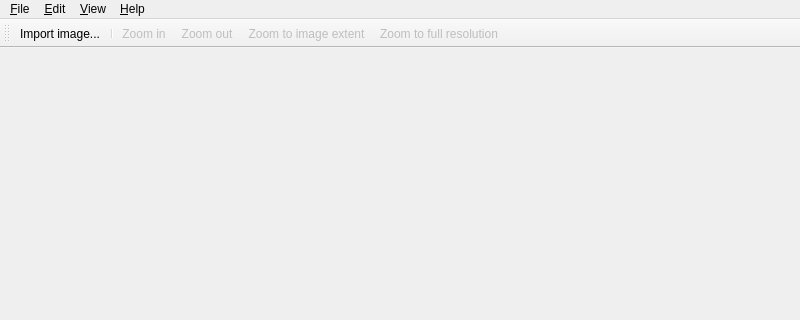
Qt form Code/Application/Mv2/mvdMainWindow.ui (orfeotoolbox/OTB) before a commit; both pictures show x 0 to 800 and y 0 to 320 of the 800 by 600 pixel window.
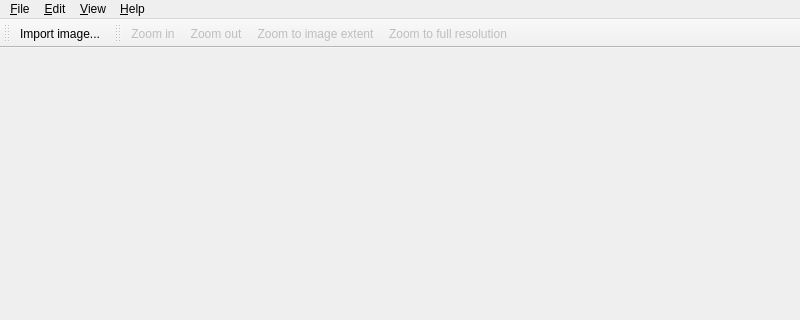
The same form after that commit. Icons and pictures are not drawn.

Commit message: ENH: Upgraded StackedLayerModel to desynchronize current and reference layers; (Mv2) Split main tool-bar into main- and render-toolbars; (Mv2) Added reference-layer combo box to tool-bar.

```diff
--- a/Code/Application/Mv2/mvdMainWindow.ui
+++ b/Code/Application/Mv2/mvdMainWindow.ui
@@ -74,7 +74,17 @@
     <bool>false</bool>
    </attribute>
    <addaction name="action_ImportImage"/>
-   <addaction name="separator"/>
+  </widget>
+  <widget class="QToolBar" name="m_RenderToolBar">
+   <property name="windowTitle">
+    <string>Render toolbar</string>
+   </property>
+   <attribute name="toolBarArea">
+    <enum>TopToolBarArea</enum>
+   </attribute>
+   <attribute name="toolBarBreak">
+    <bool>false</bool>
+   </attribute>
    <addaction name="action_ZoomIn"/>
    <addaction name="action_ZoomOut"/>
    <addaction name="action_ZoomExtent"/>
```
The commit also changes 4 other files.
